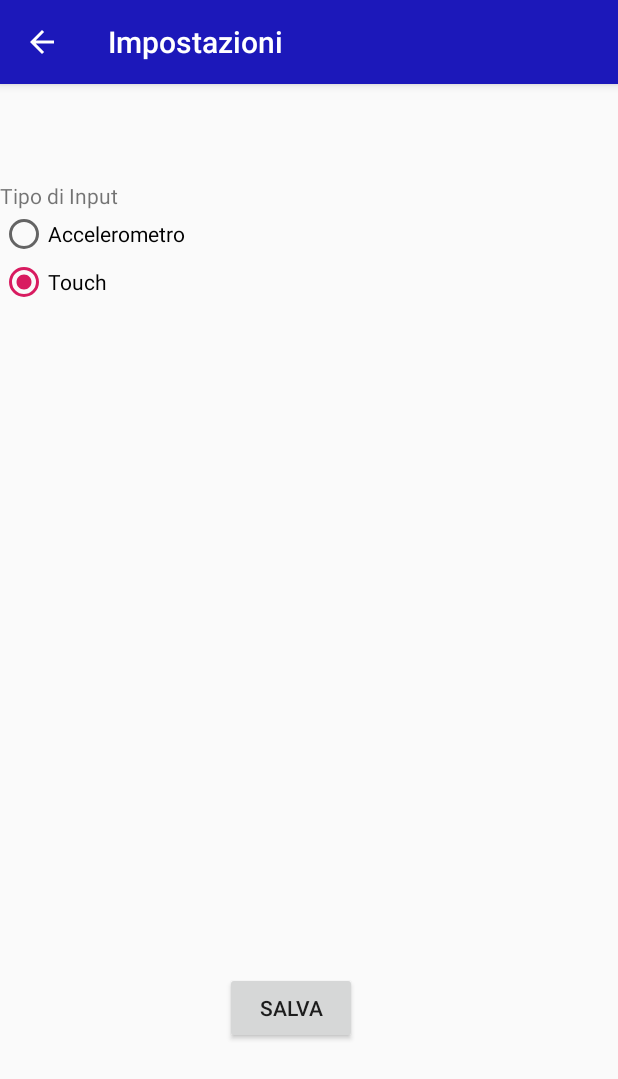
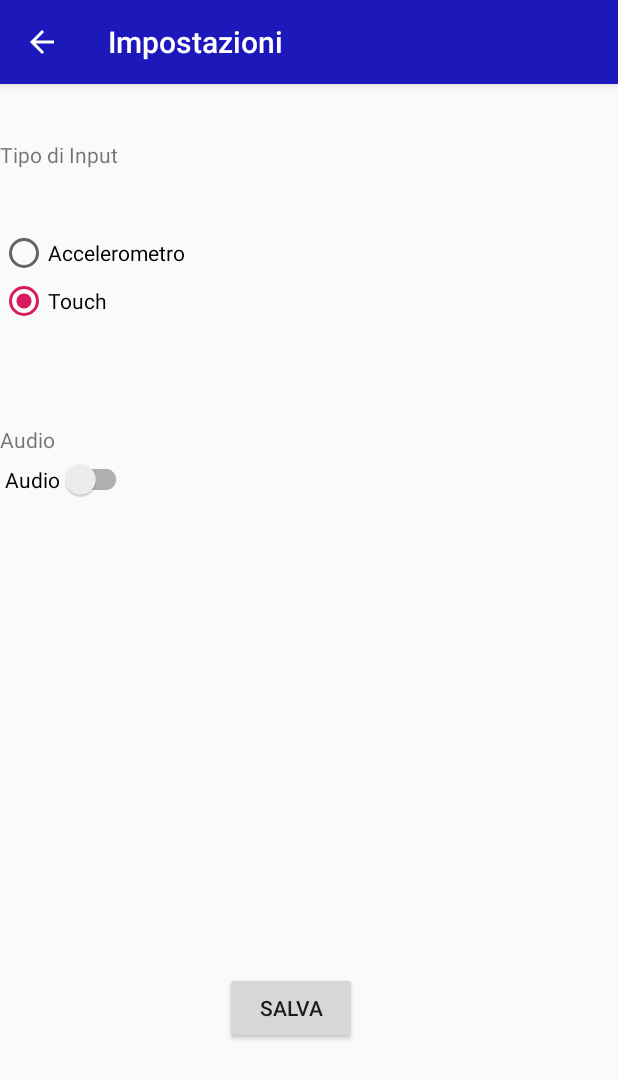
Before and after one commit to lev1492/ArkaNull, an Android app: the screen it shows after launch once a user with an empty profile is signed in (ImpostazioniActivity), after a tap on "IMPOSTAZIONI", on a phone screen of 412 x 824 dp. Shown: the top 1079 px of the screen. Run offline under Robolectric (Android 15) with nearby library versions, the phone set to English and light mode, and no system bars; our stand-ins replace Firebase (no records; nobody signed in at launch, a user with empty details on screens opened directly); libraries missing offline, so code that uses them is left out: com.firebase.ui.

Commit message:
Aggiunto il tasto Audio nelle impostazioni Non ha implicazioni, poichè l'audio non è stato ancora implementato

```diff
--- a/app/src/main/java/com/example/android/arkanull/ImpostazioniActivity.java
+++ b/app/src/main/java/com/example/android/arkanull/ImpostazioniActivity.java
@@ -1,14 +1,17 @@
 package com.example.android.arkanull;
 
 import androidx.appcompat.app.AppCompatActivity;
+import androidx.appcompat.widget.SwitchCompat;
 
 import android.content.Intent;
 import android.os.Bundle;
 import android.provider.MediaStore;
 import android.util.Log;
 import android.view.View;
+import android.widget.CompoundButton;
 import android.widget.LinearLayout;
 import android.widget.RadioButton;
+import android.widget.Switch;
 
 //classe che apre le impostazioni del telefono
 public class ImpostazioniActivity extends AppCompatActivity {
@@ -19,6 +22,7 @@ public class ImpostazioniActivity extends AppCompatActivity {
 
     private static int ACCELEROMETER_INPUT = 1;
     private static int TOUCH_INPUT = 2;
+    private static boolean AUDIO = false;
 
     private static int typeInput = TOUCH_INPUT;
 
@@ -40,13 +44,21 @@ public class ImpostazioniActivity extends AppCompatActivity {
         setContentView(R.layout.activity_impostazioni);
         intent = new Intent(this, MenuActivity.class);
 
-        RadioButton accelerometroButton = findViewById(R.id.accelerometro);
+        RadioButton acceleromterButton = findViewById(R.id.acceleromter);
         RadioButton touchButton = findViewById(R.id.touch);
         if ( typeInput == ACCELEROMETER_INPUT) {
-            accelerometroButton.setChecked(true);
+            acceleromterButton.setChecked(true);
         } else if ( typeInput == TOUCH_INPUT) {
             touchButton.setChecked(true);
         }
+        SwitchCompat audio = findViewById(R.id.audio);
+        if ( AUDIO ) {
+            audio.setChecked(true);
+        } else {
+            audio.setChecked(false);
+        }
+
+
     }
 
     public void onTypeInputClicked(View view) {
@@ -54,7 +66,7 @@ public class ImpostazioniActivity extends AppCompatActivity {
 
         // Check which radio button was clicked
         switch(view.getId()) {
-            case R.id.accelerometro:
+            case R.id.acceleromter:
                 if (checked)
                     typeInput = ACCELEROMETER_INPUT;
                     break;
@@ -65,6 +77,12 @@ public class ImpostazioniActivity extends AppCompatActivity {
         }
     }
 
+    public void onSound(View view) {
+        SwitchCompat audio = findViewById(R.id.audio);
+        boolean checked = ((SwitchCompat) view).isChecked();
+        AUDIO = checked;
+    }
+
     public void onSaveSetting(View view) {
         startActivity(intent);
     }
--- a/app/src/main/res/layout/activity_impostazioni.xml
+++ b/app/src/main/res/layout/activity_impostazioni.xml
@@ -8,25 +8,20 @@
 
     <RadioGroup
         android:id="@+id/activity_impostazioni"
-        android:layout_width="match_parent"
-        android:layout_height="wrap_content"
-        android:layout_marginTop="56dp"
-        android:layout_marginBottom="611dp"
+        android:layout_width="0dp"
+        android:layout_height="64dp"
+        android:layout_marginTop="40dp"
+        android:layout_marginBottom="33dp"
         android:orientation="vertical"
-        app:layout_constraintBottom_toBottomOf="parent"
+        app:layout_constraintBottom_toTopOf="@+id/audioText"
         app:layout_constraintEnd_toEndOf="parent"
+        app:layout_constraintHorizontal_bias="0.0"
         app:layout_constraintStart_toStartOf="parent"
-        app:layout_constraintTop_toTopOf="parent">
+        app:layout_constraintTop_toBottomOf="@+id/textView">
 
 
-        <TextView
-            android:id="@+id/textView"
-            android:layout_width="match_parent"
-            android:layout_height="wrap_content"
-            android:text="Tipo di Input" />
-
         <RadioButton
-            android:id="@+id/accelerometro"
+            android:id="@+id/acceleromter"
             android:layout_width="wrap_content"
             android:layout_height="wrap_content"
             android:onClick="onTypeInputClicked"
@@ -38,7 +33,19 @@
             android:layout_height="wrap_content"
             android:onClick="onTypeInputClicked"
             android:text="@string/touch" />
+
     </RadioGroup>
+
+    <TextView
+        android:id="@+id/textView"
+        android:layout_width="match_parent"
+        android:layout_height="wrap_content"
+        android:layout_marginTop="37dp"
+        android:text="Tipo di Input"
+        app:layout_constraintBottom_toTopOf="@+id/activity_impostazioni"
+        app:layout_constraintEnd_toEndOf="parent"
+        app:layout_constraintStart_toStartOf="parent"
+        app:layout_constraintTop_toTopOf="parent" />
 
     <Button
         android:id="@+id/save"
@@ -47,10 +54,38 @@
         android:layout_marginStart="150dp"
         android:layout_marginEnd="173dp"
         android:layout_marginBottom="128dp"
+        android:onClick="onSaveSetting"
         android:text="@string/salva"
-        android:onClick="onSaveSetting"
         app:layout_constraintBottom_toBottomOf="parent"
         app:layout_constraintEnd_toEndOf="parent"
         app:layout_constraintHorizontal_bias="0.0"
         app:layout_constraintStart_toStartOf="parent" />
+
+    <TextView
+        android:id="@+id/audioText"
+        android:layout_width="match_parent"
+        android:layout_height="wrap_content"
+        android:layout_marginTop="33dp"
+        android:layout_marginBottom="3dp"
+        android:text="@string/audio"
+        app:layout_constraintBottom_toTopOf="@+id/audio"
+        app:layout_constraintEnd_toEndOf="parent"
+        app:layout_constraintStart_toStartOf="parent"
+        app:layout_constraintTop_toBottomOf="@+id/activity_impostazioni" />
+
+    <androidx.appcompat.widget.SwitchCompat
+        android:id="@+id/audio"
+        android:layout_width="wrap_content"
+        android:layout_height="wrap_content"
+        android:layout_marginTop="3dp"
+        android:layout_marginEnd="321dp"
+        android:onClick="onSound"
+        android:switchMinWidth="56dp"
+        android:text="@string/audio"
+        android:textOff="OFF"
+        android:textOn="ON"
+        app:layout_constraintEnd_toEndOf="parent"
+        app:layout_constraintStart_toStartOf="parent"
+        app:layout_constraintTop_toBottomOf="@+id/audioText"
+        tools:ignore="MissingConstraints" />
 </androidx.constraintlayout.widget.ConstraintLayout>
--- a/app/src/main/res/values/strings.xml
+++ b/app/src/main/res/values/strings.xml
@@ -13,9 +13,11 @@
     <string name="classifica">Classifica</string>
     <string name="impostazioni">Impostazioni</string>
     <string name="logout">Esci</string>
+    <string name="tipoInput">Tipo Input</string>
     <string name="accelerometro">Accelerometro</string>
     <string name="touch" translatable="false">Touch</string>
     <string name="salva" >Salva</string>
+    <string name="audio" >Audio</string>
 
 
     <!-- Facebook application ID and custom URL scheme (app ID prefixed by 'fb'). -->
```
Also changed, not shown: 1 other file.
